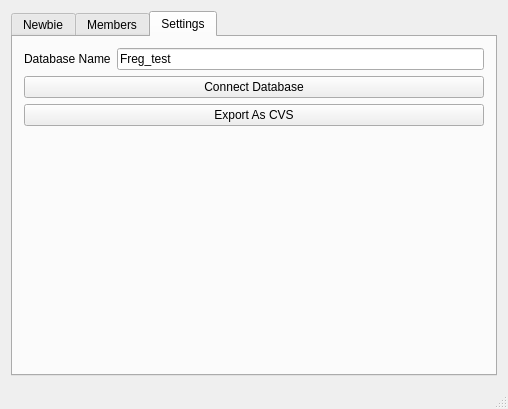
Above: src/data/mainwindow.ui from furkantokac/Freg before the change. Below: the same form after it.
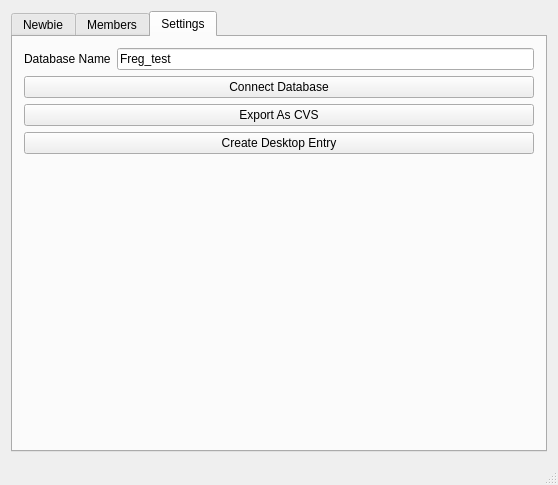
That is the form after the change. Icons and pictures are not drawn.

Commit message:
'Create Desktop Entry' button added (#7)
-Desktop entry creation feature is added.

TODO
-Add shortcut support for Windows
-Change "~" with absolute path of the home directory

```diff
--- a/src/data/mainwindow.ui
+++ b/src/data/mainwindow.ui
@@ -6,8 +6,8 @@
    <rect>
     <x>0</x>
     <y>0</y>
-    <width>508</width>
-    <height>409</height>
+    <width>558</width>
+    <height>485</height>
    </rect>
   </property>
   <property name="windowTitle">
@@ -259,7 +259,7 @@
         <string>Settings</string>
        </attribute>
        <layout class="QGridLayout" name="gridLayout_4">
-        <item row="5" column="0" colspan="2">
+        <item row="6" column="0" colspan="2">
          <spacer name="verticalSpacer_2">
           <property name="orientation">
            <enum>Qt::Vertical</enum>
@@ -303,6 +303,13 @@
           </property>
          </widget>
         </item>
+        <item row="4" column="0" colspan="2">
+         <widget class="QPushButton" name="btn_createDesktopEntry">
+          <property name="text">
+           <string>Create Desktop Entry</string>
+          </property>
+         </widget>
+        </item>
        </layout>
       </widget>
      </widget>
```
Left out of the diff: 4 changed lines with no effect on the pictures. The commit also changes 2 other files.
